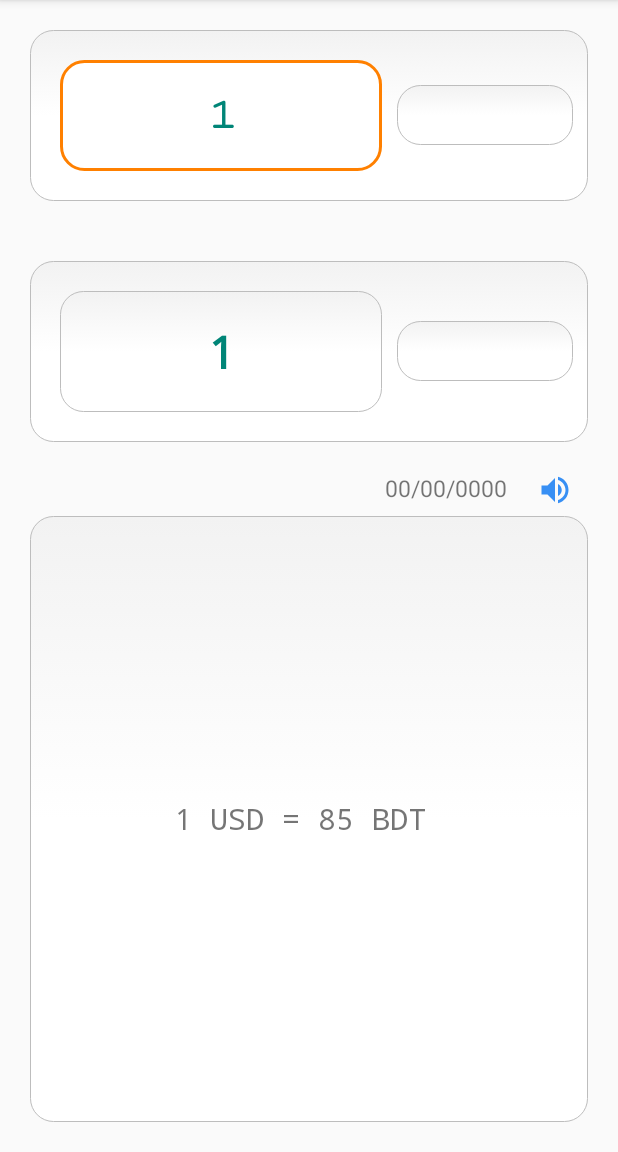
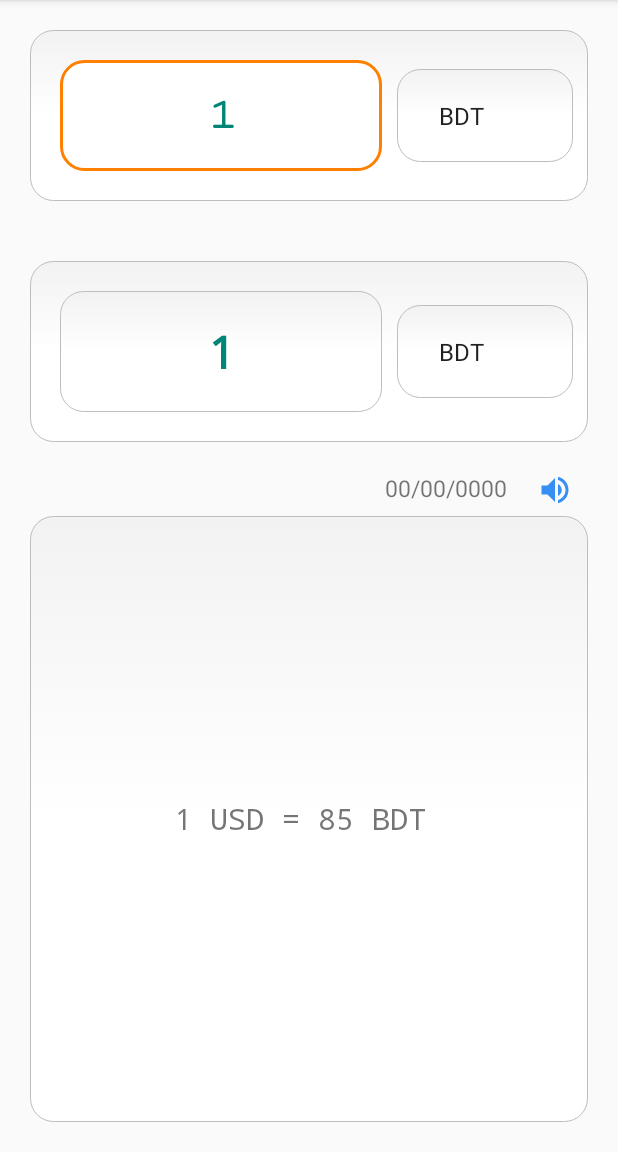
Before and after one commit to CreatorKaran/CurrencyConverter, an Android app: the screen it shows after launch (MainActivity), on a phone screen of 412 x 824 dp, the part 84-1236 px from its top. Run offline under Robolectric (Android 15) with nearby library versions, the phone set to English and light mode, and no system bars.

Commit message:
Project Run

```diff
--- a/app/src/main/res/layout/activity_main.xml
+++ b/app/src/main/res/layout/activity_main.xml
@@ -70,7 +70,7 @@
             android:textSize="30sp"
             android:textStyle="bold"
             tools:ignore="RtlCompat" />
-        2
+
         <Spinner
             android:id="@+id/spinner_secondChose"
             android:layout_width="match_parent"
--- a/app/src/main/res/values/strings.xml
+++ b/app/src/main/res/values/strings.xml
@@ -1,3 +1,13 @@
 <resources>
     <string name="app_name">CurrencyConverter</string>
+
+    <string-array name="country_arrays">
+        <item>BDT</item>
+        <item>USD</item>
+        <item>BGN</item>
+        <item>BRL</item>
+        <item>CAD</item>
+        <item>CHF</item>
+        <item>INR</item>
+    </string-array>
 </resources>
```
